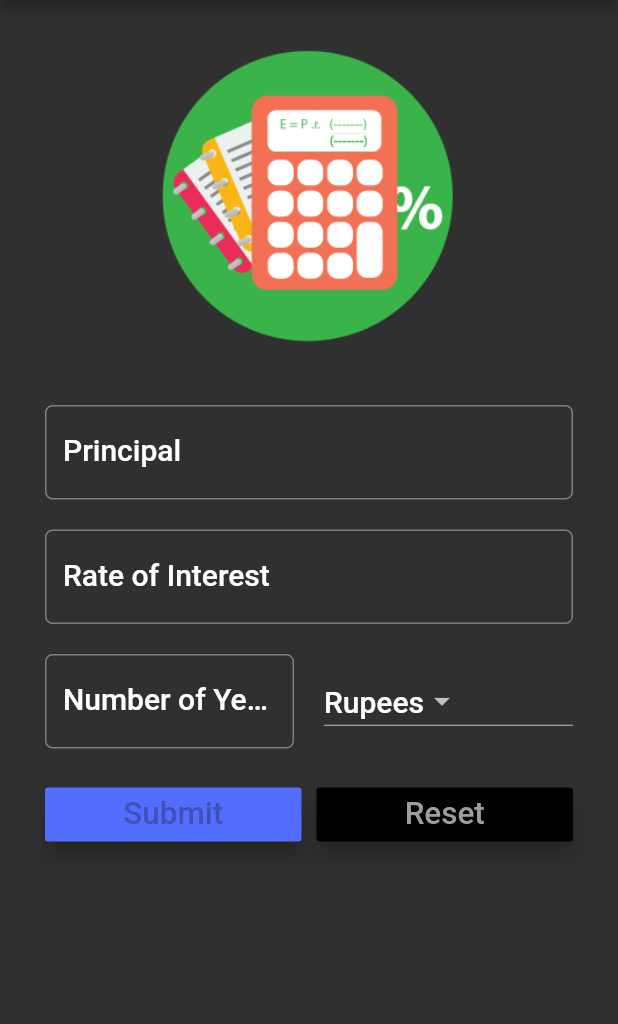
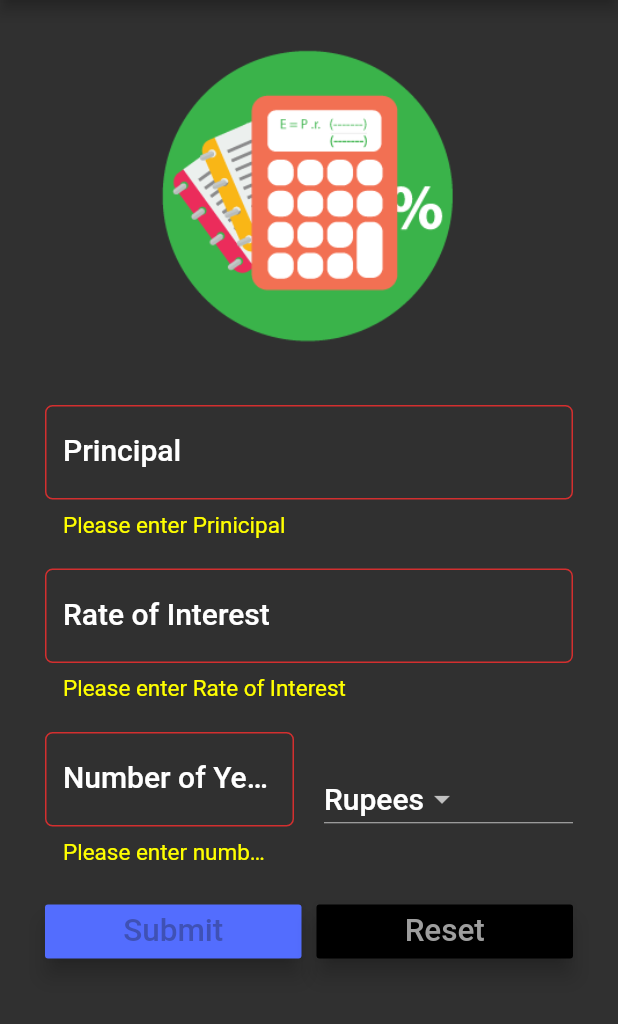
Before and after one commit to sohamb1/flutter_simpleinterest, a Flutter app: the screen it shows after launch, after a tap on "Submit", on a phone screen of 412 x 824 dp, the part 84-1108 px from its top. Run offline on Flutter 3.47's test engine with Material 2 defaults, Android fonts, the phone set to English and light mode, and no system bars.

Commit message:
added validation with text form fields

```diff
--- a/lib/main.dart
+++ b/lib/main.dart
@@ -23,7 +23,17 @@ class _SiFormState extends State {
   TextEditingController roiController = TextEditingController();
   TextEditingController termController = TextEditingController();
 
+  var _formKey = GlobalKey<FormState>();
+  var _currencies = ['Rupees', 'Dollar', 'Pound'];
+  var _selectedCurrency = '';
+
   var displayText = "";
+
+  @override
+  void initState() {
+    _selectedCurrency = _currencies[0];
+    super.initState();
+  }
 
   @override
   Widget build(BuildContext context) {
@@ -32,33 +42,59 @@ class _SiFormState extends State {
     return Scaffold(
       // resizeToAvoidBottomPadding: false,
       appBar: AppBar(title: Text('Simple Interest Calculator')),
-      body: Container(
-          margin: EdgeInsets.all(30.0),
-          alignment: Alignment.center,
+      body: Form(
+          // Using this key we can get the instance of the form
+          key: _formKey,
+          child: Padding(
+              padding: EdgeInsets.all(30.0),
               child: ListView(
                 children: <Widget>[
                   TopImage(),
                   Padding(
                       padding: EdgeInsets.only(top: 40.0, bottom: 10.0),
-                  child: TextField(
+                      child: TextFormField(
                         keyboardType: TextInputType.number,
                         style: textStyle,
                         controller: principalController,
+                        validator: (String value) {
+                          if (value.isEmpty) {
+                            displayText = '';
+                            return 'Please enter Prinicipal';
+                          }
+                          if (!isNumeric(value)) {
+                            displayText = '';
+                            return 'Please enter a numeric value';
+                          }
+                        },
                         decoration: InputDecoration(
                             labelText: 'Principal',
                             hintText: 'Enter Prinicipal e.g 50000',
                             labelStyle: textStyle,
+                            errorStyle: TextStyle(
+                                color: Colors.yellowAccent, fontSize: 15),
                             border: OutlineInputBorder(
                                 borderRadius: BorderRadius.circular(5.0))),
                       )),
                   Padding(
                       padding: EdgeInsets.only(top: 10.0, bottom: 10.0),
-                  child: TextField(
+                      child: TextFormField(
                         keyboardType: TextInputType.number,
                         style: textStyle,
                         controller: roiController,
+                        validator: (String value) {
+                          if (value.isEmpty) {
+                            displayText = '';
+                            return 'Please enter Rate of Interest';
+                          }
+                          if (!isNumeric(value)) {
+                            displayText = '';
+                            return 'Please enter a numeric value';
+                          }
+                        },
                         decoration: InputDecoration(
                             labelText: 'Rate of Interest',
+                            errorStyle: TextStyle(
+                                color: Colors.yellowAccent, fontSize: 15),
                             hintText: 'Enter Rate of Interest e.g 10',
                             labelStyle: textStyle,
                             border: OutlineInputBorder(
@@ -69,19 +105,48 @@ class _SiFormState extends State {
                       child: Row(
                         children: <Widget>[
                           Expanded(
-                          child: TextField(
+                              child: TextFormField(
                             keyboardType: TextInputType.number,
                             style: textStyle,
                             controller: termController,
+                            validator: (String value) {
+                              if (value.isEmpty) {
+                                displayText = '';
+                                return 'Please enter number of years';
+                              }
+                              if (!isNumeric(value)) {
+                                displayText = '';
+                                return 'Please enter a numeric value';
+                              }
+                            },
                             decoration: InputDecoration(
                                 labelText: 'Number of Years',
                                 hintText: 'Enter years e.g 5',
+                                errorStyle: TextStyle(
+                                    color: Colors.yellowAccent, fontSize: 15),
                                 labelStyle: textStyle,
                                 border: OutlineInputBorder(
                                     borderRadius: BorderRadius.circular(5.0))),
                           )),
                           Container(width: 20.0),
-                      Expanded(child: DropDownCurrencies())
+                          Expanded(
+                              child: Container(
+                            child: DropdownButton<String>(
+                              items: _currencies.map((String currency) {
+                                return DropdownMenuItem<String>(
+                                    value: currency,
+                                    child: Text(currency,
+                                        style:
+                                            Theme.of(context).textTheme.title));
+                              }).toList(),
+                              onChanged: (String selectedCurrency) {
+                                setState(() {
+                                  this._selectedCurrency = selectedCurrency;
+                                });
+                              },
+                              value: _selectedCurrency,
+                            ),
+                          ))
                         ],
                       )),
                   Padding(
@@ -99,7 +164,10 @@ class _SiFormState extends State {
                             elevation: 6.0,
                             onPressed: () {
                               setState(() {
+                                // checks all the validation in the form for the current state
+                                if (_formKey.currentState.validate()) {
                                   displayText = _calculateInterest(context);
+                                }
                               });
                             },
                           ),
@@ -114,7 +182,7 @@ class _SiFormState extends State {
                               textScaleFactor: 1.5,
                             ),
                             elevation: 6.0,
-                        onPressed: (){
+                            onPressed: () {
                               setState(() {
                                 _reset();
                               });
@@ -129,7 +197,7 @@ class _SiFormState extends State {
                     child: Text(displayText, textAlign: TextAlign.center),
                   )
                 ],
-          )),
+              ))),
     );
   }
 
@@ -139,8 +207,16 @@ class _SiFormState extends State {
     double term = double.parse(termController.text);
 
     double amount = principal + (principal * roi * term) / 100;
-    String result = 'After $term years, your amount will be $amount';
+    String result =
+        'After $term years, your amount will be $_selectedCurrency $amount';
     return result;
+  }
+
+  bool isNumeric(String s) {
+    if (s == null) {
+      return false;
+    }
+    return double.parse(s, (e) => null) != null;
   }
 
   void _reset() {
@@ -148,6 +224,7 @@ class _SiFormState extends State {
     roiController.text = "";
     termController.text = "";
     displayText = "";
+    _selectedCurrency = _currencies[0];
   }
 }
 
@@ -163,40 +240,3 @@ class TopImage extends StatelessWidget {
     return Container(child: image);
   }
 }
-
-class DropDownCurrencies extends StatefulWidget {
-  @override
-  State<StatefulWidget> createState() {
-    return _DropDownCurrenciesState();
-  }
-}
-
-class _DropDownCurrenciesState extends State {
-  var _currencies = ['Rupees', 'Dollar', 'Pound'];
-  var _selectedCurrency = '';
-
-  @override
-  void initState() {
-    _selectedCurrency = _currencies[0];
-    super.initState();
-  }
-
-  @override
-  Widget build(BuildContext context) {
-    return Container(
-      child: DropdownButton<String>(
-        items: _currencies.map((String currency) {
-          return DropdownMenuItem<String>(
-              value: currency,
-              child: Text(currency, style: Theme.of(context).textTheme.title));
-        }).toList(),
-        onChanged: (String selectedCurrency) {
-          setState(() {
-            this._selectedCurrency = selectedCurrency;
-          });
-        },
-        value: _selectedCurrency,
-      ),
-    );
-  }
-}
```
Lines whose indentation alone changed are shown as unchanged.
